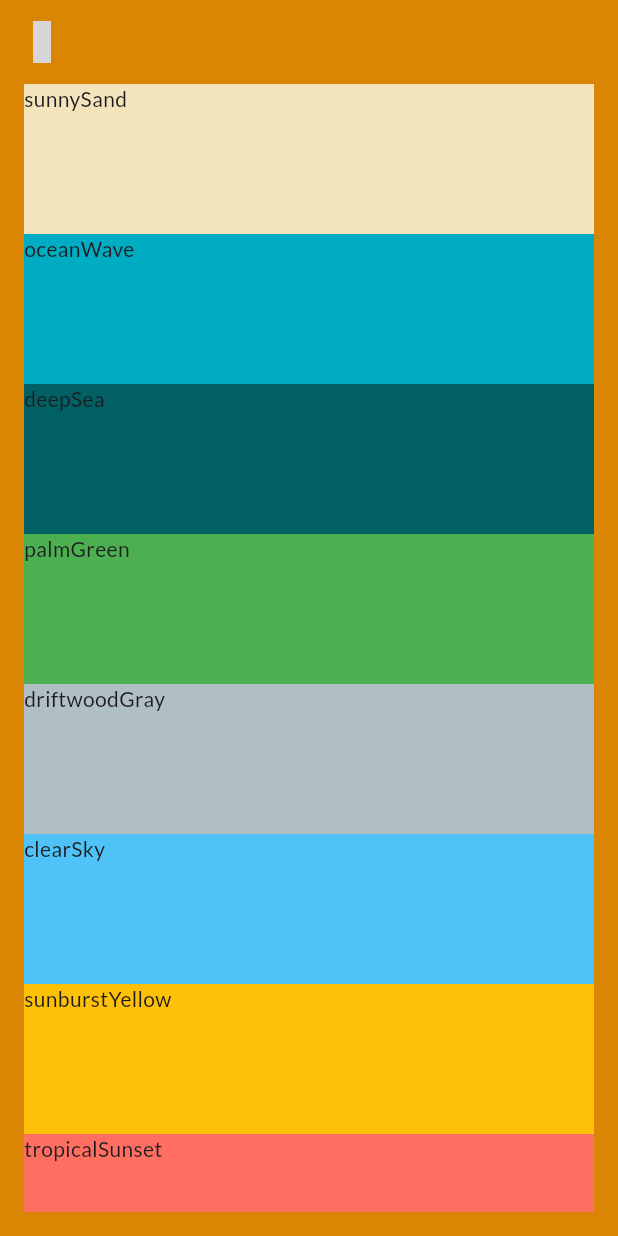
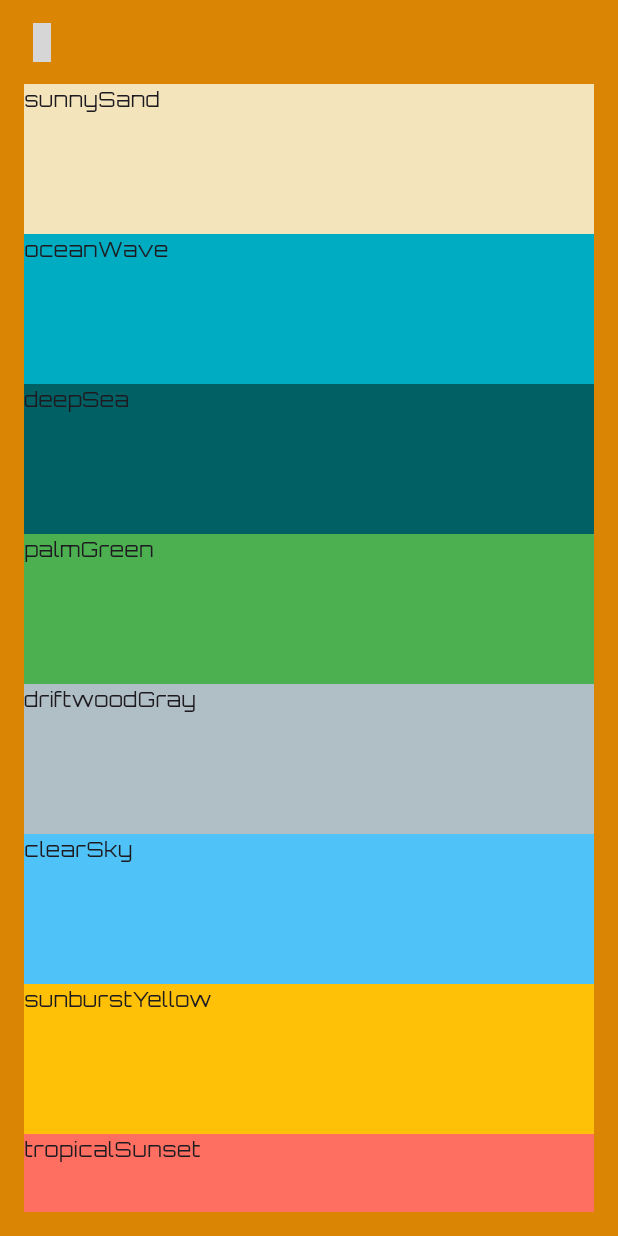
Before and after one commit to vitting/silkeborgcano, a Flutter app: the ColorsScreen screen opened by its route, on a phone screen of 412 x 824 dp. Run offline on Flutter 3.47's test engine with Material 3 defaults, Android fonts, the phone set to English and light mode, and no system bars; our stand-ins replace gap, get_it, go_router, google_fonts, material_symbols_icons, objectbox and 1 more; generated files the repository leaves out were written again; grey boxes are pictures that could not be loaded.

Commit message:
feat: Update UI components with new color scheme and font adjustments

```diff
--- a/lib/app_entry.dart
+++ b/lib/app_entry.dart
@@ -13,9 +13,11 @@ class AppEntry extends StatelessWidget {
   @override
   Widget build(BuildContext context) {
     final TextTheme textTheme = Theme.of(context).textTheme;
+
     return MaterialApp.router(
       routerConfig: router,
-      theme: ThemeData(textTheme: GoogleFonts.latoTextTheme(textTheme)),
+      theme: ThemeData(textTheme: GoogleFonts.orbitronTextTheme(textTheme)),
+      // theme: ThemeData(textTheme: GoogleFonts.latoTextTheme(textTheme)),
       localizationsDelegates: const [
         AppLocalizations.delegate,
         GlobalMaterialLocalizations.delegate,
--- a/lib/screens/tournament_screen/match_points_selector.dart
+++ b/lib/screens/tournament_screen/match_points_selector.dart
@@ -23,7 +23,7 @@ class MatchPointsSelector extends StatelessWidget {
               contentPadding: EdgeInsets.zero,
               fillColor: WidgetStateColor.resolveWith((states) {
                 if (states.contains(WidgetState.selected)) {
-                  return AppColors.iconColor;
+                  return AppColors.radioSelectedBackground;
                 }
                 return AppColors.iconDisabled;
               }),
@@ -38,7 +38,7 @@ class MatchPointsSelector extends StatelessWidget {
               contentPadding: EdgeInsets.zero,
               fillColor: WidgetStateColor.resolveWith((states) {
                 if (states.contains(WidgetState.selected)) {
-                  return AppColors.iconColor;
+                  return AppColors.radioSelectedBackground;
                 }
                 return AppColors.iconDisabled;
               }),
@@ -53,7 +53,7 @@ class MatchPointsSelector extends StatelessWidget {
               contentPadding: EdgeInsets.zero,
               fillColor: WidgetStateColor.resolveWith((states) {
                 if (states.contains(WidgetState.selected)) {
-                  return AppColors.iconColor;
+                  return AppColors.radioSelectedBackground;
                 }
                 return AppColors.iconDisabled;
               }),
--- a/lib/standards/app_colors.dart
+++ b/lib/standards/app_colors.dart
@@ -10,6 +10,7 @@ class AppColors {
   static const Color floatingActionButton = deepSea;
   static const Color scaffoldBackgroundColor = tangerineOrange;
   static const Color checkboxSelectedBackground = deepSea;
+  static const Color radioSelectedBackground = deepSea;
   static const Color iconDisabled = Color.fromARGB(176, 255, 255, 255);
 
   static const Color white = Colors.white;
--- a/lib/widgets/custom_icon.dart
+++ b/lib/widgets/custom_icon.dart
@@ -22,11 +22,11 @@ class CustomIcon extends StatelessWidget {
   double _getSize() {
     switch (size) {
       case CustomIconSize.l:
-        return 32;
+        return 30;
       case CustomIconSize.m:
-        return 28;
+        return 26;
       case CustomIconSize.s:
-        return 24;
+        return 22;
     }
   }
 
--- a/lib/widgets/custom_list_tile.dart
+++ b/lib/widgets/custom_list_tile.dart
@@ -29,6 +29,7 @@ class CustomListTile extends StatelessWidget {
       margin: EdgeInsets.zero,
       // elevation: 3,
       child: ListTile(
+        contentPadding: EdgeInsets.only(left: 16, right: 8, top: 4, bottom: 4),
         dense: dense,
         visualDensity: VisualDensity.compact,
         shape: RoundedRectangleBorder(borderRadius: BorderRadius.circular(8)),
--- a/lib/widgets/custom_text.dart
+++ b/lib/widgets/custom_text.dart
@@ -22,11 +22,11 @@ class CustomText extends StatelessWidget {
   double _getFontSize() {
     switch (size) {
       case CustomTextSize.l:
-        return 24;
+        return 20;
       case CustomTextSize.m:
-        return 20;
+        return 16;
       case CustomTextSize.s:
-        return 16;
+        return 12;
     }
   }
 
--- a/lib/widgets/custom_text_form_field.dart
+++ b/lib/widgets/custom_text_form_field.dart
@@ -63,7 +63,7 @@ class _CustomTextFormFieldState extends State<CustomTextFormField> {
   @override
   Widget build(BuildContext context) {
     return TextFormField(
-      style: TextStyle(fontSize: 16, color: AppColors.textColor),
+      style: TextStyle(fontSize: 12, color: AppColors.textColor),
       textAlign: widget.behavior == CustomTextFormFieldBehavior.number ? TextAlign.center : TextAlign.start,
       inputFormatters: [if (widget.behavior == CustomTextFormFieldBehavior.number) FilteringTextInputFormatter.digitsOnly],
       keyboardType: widget.behavior == CustomTextFormFieldBehavior.number ? TextInputType.number : null,
--- a/lib/widgets/editable_list_tile.dart
+++ b/lib/widgets/editable_list_tile.dart
@@ -74,7 +74,7 @@ class _EditableListTileState extends State<EditableListTile> {
         children: [
           AnimatedCrossFade(
             firstChild: _isEditing
-                ? CustomIconButton(icon: Icons.save, onPressed: _valid ? _save : null, size: CustomIconSize.m)
+                ? CustomIconButton(icon: Icons.save, onPressed: _valid ? _save : null, size: CustomIconSize.s)
                 : SizedBox.shrink(),
             secondChild: Row(
               children: [
--- a/lib/widgets/screen_scaffold.dart
+++ b/lib/widgets/screen_scaffold.dart
@@ -1,4 +1,5 @@
 import 'package:flutter/material.dart';
+import 'package:google_fonts/google_fonts.dart';
 import 'package:material_symbols_icons/symbols.dart';
 import 'package:silkeborgcano/standards/app_colors.dart';
 import 'package:silkeborgcano/standards/app_sizes.dart';
@@ -24,6 +25,7 @@ class ScreenScaffold extends StatelessWidget {
 
   @override
   Widget build(BuildContext context) {
+    final TextTheme textTheme = Theme.of(context).textTheme;
     return Scaffold(
       backgroundColor: AppColors.scaffoldBackgroundColor,
       floatingActionButton: floatingActionButton,
@@ -31,7 +33,13 @@ class ScreenScaffold extends StatelessWidget {
       appBar: AppBar(
         forceMaterialTransparency: true,
         title: title,
-        titleTextStyle: TextStyle(fontSize: 24, fontWeight: FontWeight.bold, color: AppColors.textColor),
+        titleTextStyle: TextStyle(
+          fontSize: 26,
+          fontWeight: FontWeight.bold,
+          color: AppColors.textColor,
+          fontFamily: GoogleFonts.jersey25().fontFamily,
+          letterSpacing: 0.5,
+        ),
         centerTitle: true,
         actions: actions,
         leading: leading ?? CustomIconButton(icon: Symbols.home, onPressed: onHomeTap, size: CustomIconSize.m),
```
